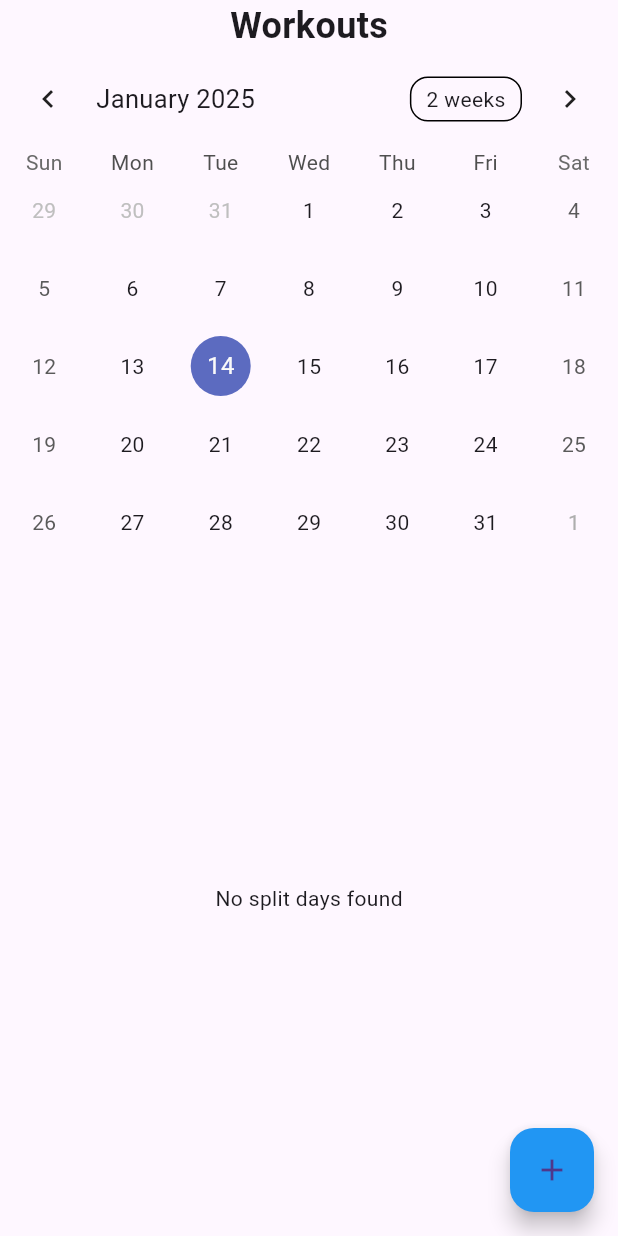
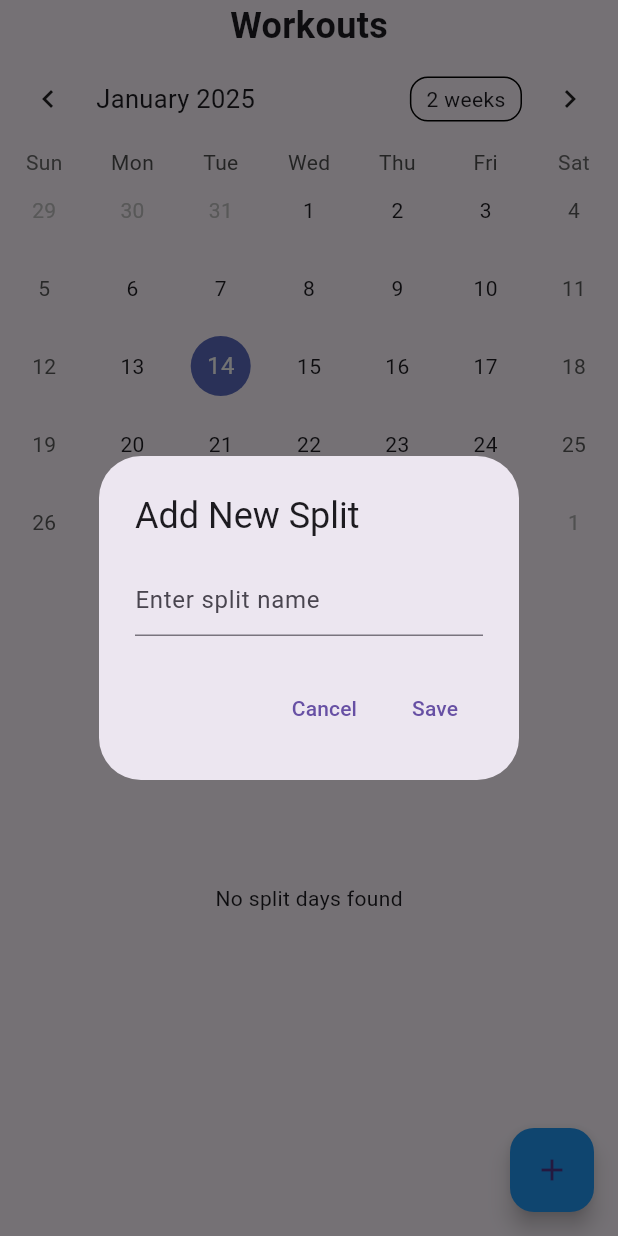
Before and after one commit to DylanO9/fitness_network, a Flutter app: the WorkoutsPage screen opened directly, after a tap on the "add" icon, on a phone screen of 412 x 824 dp. Run offline on Flutter 3.47's test engine with Material 3 defaults, Android fonts, the light colour scheme and no system bars; drawn by our look-alikes of table_calendar; our stand-ins replace supabase_flutter; accounts and stored records are empty.

Commit message:
Feature: Can now write your own name for your split_day and now each split_day only gets its own exercises

```diff
--- a/lib/day_page.dart
+++ b/lib/day_page.dart
@@ -26,7 +26,8 @@ class _DayPageState extends State<DayPage> {
       final response = await Supabase.instance.client
           .from('Split_Mapping')
           .select()
-          .eq('user_id', Supabase.instance.client.auth.currentUser!.id);
+          .eq('user_id', Supabase.instance.client.auth.currentUser!.id)
+          .eq('split_id', widget.day_id);
       print('Response: $response');
       return response.map((item) => item['exercise_name'] as String).toList();
     } catch (e) {
--- a/lib/workouts_page.dart
+++ b/lib/workouts_page.dart
@@ -115,14 +115,52 @@ class _WorkoutsPageState extends State<WorkoutsPage> {
       ),
       floatingActionButton: FloatingActionButton(
         onPressed: () async {
-          final response = await Supabase.instance.client
-              .from('Split_Days')
-              .insert({'user_id': Supabase.instance.client.auth.currentUser!.id,'split_name': 'Push'});
-          print('Response: $response');
+          // Show dialog to add new split
+          await _showAddSplitDialog();
         },
         backgroundColor: Colors.blue,
         child: const Icon(Icons.add),
       ),
     );
   }
+
+  Future<void> _showAddSplitDialog() async {
+    final TextEditingController _controller = TextEditingController();
+
+    return showDialog<void>(
+      context: context,
+      builder: (BuildContext context) {
+        return AlertDialog(
+          title: const Text('Add New Split'),
+          content: TextField(
+            controller: _controller,
+            decoration: const InputDecoration(hintText: 'Enter split name'),
+          ),
+          actions: <Widget>[
+            TextButton(
+              child: const Text('Cancel'),
+              onPressed: () {
+                Navigator.of(context).pop();
+              },
+            ),
+            TextButton(
+              child: const Text('Save'),
+              onPressed: () async {
+                final splitName = _controller.text;
+                if (splitName.isNotEmpty) {
+                  await Supabase.instance.client
+                      .from('Split_Days')
+                      .insert({'user_id': Supabase.instance.client.auth.currentUser!.id, 'split_name': splitName});
+                  setState(() {
+                    _splitDays = _fetchSplitDays();
+                  });
+                  Navigator.of(context).pop();
+                }
+              },
+            ),
+          ],
+        );
+      },
+    );
+  }
 }
```
